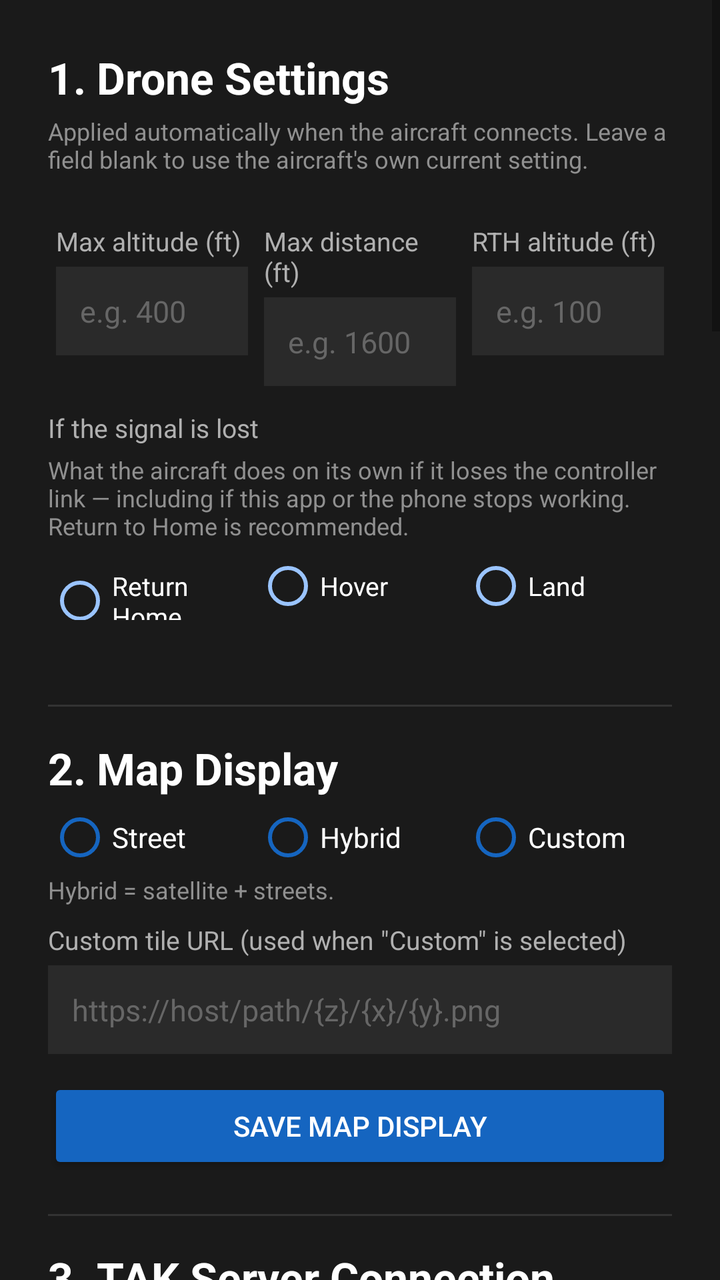
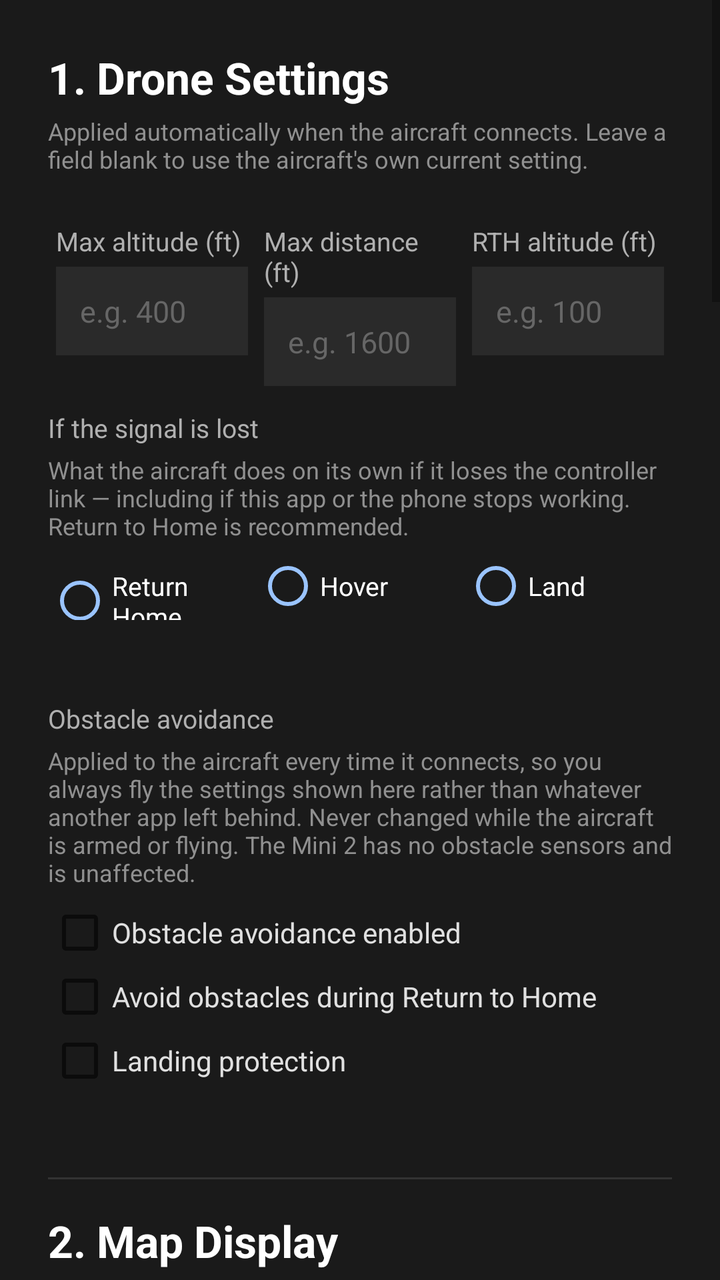

Before-and-after screenshots of an Android layout around one commit, followed by the original layout XML and the change that was made.
<!-- AndroidManifest.xml: application theme AppTheme -->
<!-- res/layout/activity_tak_connect.xml -->
<?xml version="1.0" encoding="utf-8"?>
<ScrollView xmlns:android="http://schemas.android.com/apk/res/android"
    android:layout_width="match_parent"
    android:layout_height="match_parent"
    android:background="#1A1A1A"
    android:fillViewport="true">

    <LinearLayout
        android:layout_width="match_parent"
        android:layout_height="wrap_content"
        android:orientation="vertical"
        android:padding="24dp">

        
        <TextView
            android:layout_width="wrap_content"
            android:layout_height="wrap_content"
            android:text="1. Drone Settings"
            android:textColor="#FFFFFF"
            android:textSize="22sp"
            android:textStyle="bold"
            android:paddingBottom="4dp" />

        <TextView
            android:layout_width="match_parent"
            android:layout_height="wrap_content"
            android:text="Applied automatically when the aircraft connects. Leave a field blank to use the aircraft's own current setting."
            android:textColor="#909090"
            android:textSize="12sp"
            android:paddingBottom="12dp" />

        <LinearLayout style="@style/takFormRow">
            <LinearLayout style="@style/takColumn">
                <TextView style="@style/takLabelStyle" android:text="Max altitude (ft)" />
                <EditText
                    android:id="@+id/limitMaxAltitude"
                    style="@style/takFieldStyle"
                    android:hint="e.g. 400"
                    android:inputType="number" />
            </LinearLayout>

            <LinearLayout style="@style/takColumn">
                <TextView style="@style/takLabelStyle" android:text="Max distance (ft)" />
                <EditText
                    android:id="@+id/limitMaxRadius"
                    style="@style/takFieldStyle"
                    android:hint="e.g. 1600"
                    android:inputType="number" />
            </LinearLayout>

            <LinearLayout style="@style/takColumn">
                <TextView style="@style/takLabelStyle" android:text="RTH altitude (ft)" />
                <EditText
                    android:id="@+id/limitRthAltitude"
                    style="@style/takFieldStyle"
                    android:hint="e.g. 100"
                    android:inputType="number" />
            </LinearLayout>
        </LinearLayout>

        
        <TextView style="@style/takLabelStyle" android:text="If the signal is lost" />
        <TextView
            android:layout_width="match_parent"
            android:layout_height="wrap_content"
            android:text="What the aircraft does on its own if it loses the controller link — including if this app or the phone stops working. Return to Home is recommended."
            android:textColor="#909090"
            android:textSize="12sp"
            android:paddingBottom="6dp" />

        <RadioGroup
            android:id="@+id/limitFailsafeGroup"
            android:layout_width="match_parent"
            android:layout_height="wrap_content"
            android:orientation="horizontal">

            <RadioButton
                android:id="@+id/failsafeGoHome"
                style="@style/takColumnRadio"
                android:text="Return Home" />

            <RadioButton
                android:id="@+id/failsafeHover"
                style="@style/takColumnRadio"
                android:text="Hover" />

            <RadioButton
                android:id="@+id/failsafeLand"
                style="@style/takColumnRadio"
                android:text="Land" />
        </RadioGroup>

        <TextView
            android:id="@+id/limitFailsafeStatus"
            android:layout_width="match_parent"
            android:layout_height="wrap_content"
            android:textColor="#909090"
            android:textSize="12sp"
            android:paddingTop="6dp" />

        <View
            android:layout_width="match_parent"
            android:layout_height="1dp"
            android:layout_marginTop="20dp"
            android:background="#333333" />

        
        <TextView
            android:layout_width="wrap_content"
            android:layout_height="wrap_content"
            android:text="2. Map Display"
            android:textColor="#FFFFFF"
            android:textSize="22sp"
            android:textStyle="bold"
            android:paddingTop="16dp"
            android:paddingBottom="4dp" />

        <RadioGroup
            android:id="@+id/mapStyleGroup"
            android:layout_width="match_parent"
            android:layout_height="wrap_content"
            android:orientation="horizontal">

            <RadioButton
                android:id="@+id/mapStyleStreet"
                android:layout_width="0dp"
                android:layout_height="wrap_content"
                android:layout_weight="1"
                android:text="Street"
                android:textColor="#FFFFFF"
                android:buttonTint="#1565C0" />

            <RadioButton
                android:id="@+id/mapStyleHybrid"
                android:layout_width="0dp"
                android:layout_height="wrap_content"
                android:layout_weight="1"
                android:text="Hybrid"
                android:textColor="#FFFFFF"
                android:buttonTint="#1565C0" />

            <RadioButton
                android:id="@+id/mapStyleCustom"
                android:layout_width="0dp"
                android:layout_height="wrap_content"
                android:layout_weight="1"
                android:text="Custom"
                android:textColor="#FFFFFF"
                android:buttonTint="#1565C0" />

        </RadioGroup>

        <TextView
            android:layout_width="match_parent"
            android:layout_height="wrap_content"
            android:text="Hybrid = satellite + streets."
            android:textColor="#909090"
            android:textSize="12sp"
            android:paddingTop="2dp" />

        <TextView style="@style/takLabelStyle"
            android:paddingTop="8dp"
            android:text="Custom tile URL (used when &quot;Custom&quot; is selected)" />
        <EditText
            android:id="@+id/mapCustomUrl"
            style="@style/takFieldStyle"
            android:hint="https://host/path/{z}/{x}/{y}.png"
            android:inputType="textUri" />

        <Button
            android:id="@+id/mapDisplaySaveButton"
            android:layout_width="match_parent"
            android:layout_height="wrap_content"
            android:layout_marginTop="12dp"
            android:text="Save Map Display"
            android:textColor="#FFFFFF"
            android:backgroundTint="#1565C0" />

        <View
            android:layout_width="match_parent"
            android:layout_height="1dp"
            android:layout_marginTop="20dp"
            android:background="#333333" />

        <TextView
            android:layout_width="wrap_content"
            android:layout_height="wrap_content"
            android:text="3. TAK Server Connection"
            android:textColor="#FFFFFF"
            android:textSize="22sp"
            android:textStyle="bold"
            android:paddingTop="16dp"
            android:paddingBottom="16dp" />

        <TextView style="@style/takLabelStyle" android:text="Server host" />
        <EditText
            android:id="@+id/takHost"
            style="@style/takFieldStyle"
            android:hint="tak.example.com"
            android:inputType="textUri" />

        <LinearLayout
            android:layout_width="match_parent"
            android:layout_height="wrap_content"
            android:orientation="horizontal">

            <LinearLayout
                android:layout_width="0dp"
                android:layout_height="wrap_content"
                android:layout_weight="1"
                android:layout_marginEnd="8dp"
                android:orientation="vertical">
                <TextView style="@style/takLabelStyle" android:text="Enroll port" />
                <EditText
                    android:id="@+id/takEnrollPort"
                    style="@style/takFieldStyle"
                    android:text="8446"
                    android:inputType="number" />
            </LinearLayout>

            <LinearLayout
                android:layout_width="0dp"
                android:layout_height="wrap_content"
                android:layout_weight="1"
                android:layout_marginStart="8dp"
                android:orientation="vertical">
                <TextView style="@style/takLabelStyle" android:text="CoT port" />
                <EditText
                    android:id="@+id/takCotPort"
                    style="@style/takFieldStyle"
                    android:text="8089"
                    android:inputType="number" />
            </LinearLayout>
        </LinearLayout>

        <LinearLayout style="@style/takFormRow">
            <LinearLayout style="@style/takColumn">
                <TextView style="@style/takLabelStyle" android:text="Username" />
                <EditText
                    android:id="@+id/takUsername"
                    style="@style/takFieldStyle"
                    android:inputType="text" />
            </LinearLayout>

            <LinearLayout style="@style/takColumn">
                <TextView style="@style/takLabelStyle" android:text="Password" />
                <EditText
                    android:id="@+id/takPassword"
                    style="@style/takFieldStyle"
                    android:inputType="textPassword" />
            </LinearLayout>

            <LinearLayout style="@style/takColumn">
                <TextView style="@style/takLabelStyle" android:text="Drone callsign" />
                <EditText
                    android:id="@+id/takCallsign"
                    style="@style/takFieldStyle"
                    android:hint="TAKPilot2-M30"
                    android:inputType="text" />
            </LinearLayout>
        </LinearLayout>

        <LinearLayout
            android:layout_width="match_parent"
            android:layout_height="wrap_content"
            android:orientation="horizontal"
            android:paddingTop="12dp"
            android:gravity="center_vertical">
            <CheckBox
                android:id="@+id/takCameraPoint"
                android:layout_width="wrap_content"
                android:layout_height="wrap_content"
                android:buttonTint="#2E7D32" />
            <TextView
                android:layout_width="wrap_content"
                android:layout_height="wrap_content"
                android:text="Send camera look-point (sensor point of interest)"
                android:textColor="#FFFFFF"
                android:textSize="15sp" />
        </LinearLayout>

        <Button
            android:id="@+id/takConnectButton"
            android:layout_width="match_parent"
            android:layout_height="wrap_content"
            android:layout_marginTop="20dp"
            android:text="Enroll &amp; Connect"
            android:textColor="#FFFFFF"
            android:backgroundTint="#2E7D32" />

        <Button
            android:id="@+id/takDisconnectButton"
            android:layout_width="match_parent"
            android:layout_height="wrap_content"
            android:layout_marginTop="8dp"
            android:text="Log Out (switch user)"
            android:textColor="#FFFFFF"
            android:backgroundTint="#555555" />

        <TextView
            android:id="@+id/takStatus"
            android:layout_width="match_parent"
            android:layout_height="wrap_content"
            android:layout_marginTop="16dp"
            android:textColor="#B0B0B0"
            android:textSize="14sp"
            android:text="" />

        <View
            android:layout_width="match_parent"
            android:layout_height="1dp"
            android:layout_marginTop="20dp"
            android:background="#333333" />

        
        <TextView
            android:layout_width="wrap_content"
            android:layout_height="wrap_content"
            android:layout_marginTop="16dp"
            android:text="My Channels"
            android:textColor="#FFFFFF"
            android:textStyle="bold"
            android:textSize="16sp" />

        <TextView
            android:layout_width="match_parent"
            android:layout_height="wrap_content"
            android:text="Channels your TAK login belongs to. Selected ones receive this drone's PLI and markers (none selected = server default)."
            android:textColor="#909090"
            android:textSize="12sp" />

        <Button
            android:id="@+id/takPullChannels"
            android:layout_width="match_parent"
            android:layout_height="wrap_content"
            android:layout_marginTop="8dp"
            android:text="Pull Channels"
            android:textColor="#FFFFFF"
            android:backgroundTint="#1565C0" />

        <TextView
            android:id="@+id/takChannelsStatus"
            android:layout_width="match_parent"
            android:layout_height="wrap_content"
            android:layout_marginTop="6dp"
            android:textColor="#B0B0B0"
            android:textSize="13sp"
            android:text="" />

        <LinearLayout
            android:id="@+id/takChannelsList"
            android:layout_width="match_parent"
            android:layout_height="wrap_content"
            android:orientation="vertical"
            android:layout_marginTop="4dp" />

        <View
            android:layout_width="match_parent"
            android:layout_height="1dp"
            android:layout_marginTop="20dp"
            android:background="#333333" />

        <TextView
            android:layout_width="wrap_content"
            android:layout_height="wrap_content"
            android:text="4. Video Streaming"
            android:textColor="#FFFFFF"
            android:textSize="18sp"
            android:textStyle="bold"
            android:paddingTop="16dp"
            android:paddingBottom="4dp" />

        <LinearLayout style="@style/takFormRow">
            <LinearLayout style="@style/takColumn">
                <TextView style="@style/takLabelStyle" android:text="Server host" />
                <EditText
                    android:id="@+id/videoHost"
                    style="@style/takFieldStyle"
                    android:hint="stream.example.com"
                    android:inputType="textUri" />
            </LinearLayout>

            <LinearLayout style="@style/takColumn">
                <TextView style="@style/takLabelStyle" android:text="Port" />
                <EditText
                    android:id="@+id/videoPort"
                    style="@style/takFieldStyle"
                    android:text="8554"
                    android:inputType="number" />
            </LinearLayout>

            <LinearLayout style="@style/takColumn">
                <TextView style="@style/takLabelStyle" android:text="Broadcast ID" />
                <EditText
                    android:id="@+id/videoStreamId"
                    style="@style/takFieldStyle"
                    android:hint="UAS-CALLSIGN"
                    android:inputType="text" />
            </LinearLayout>
        </LinearLayout>

        <LinearLayout style="@style/takFormRow">
            <LinearLayout style="@style/takColumn">
                <TextView style="@style/takLabelStyle" android:text="Username" />
                <EditText
                    android:id="@+id/videoUser"
                    style="@style/takFieldStyle"
                    android:inputType="text" />
            </LinearLayout>

            <LinearLayout style="@style/takColumn">
                <TextView style="@style/takLabelStyle" android:text="Password" />
                <EditText
                    android:id="@+id/videoPassword"
                    style="@style/takFieldStyle"
                    android:inputType="textPassword" />
            </LinearLayout>
        </LinearLayout>

        <TextView style="@style/takLabelStyle"
            android:text="Video quality (on-device transcode)"
            android:paddingTop="12dp" />
        <TextView
            android:layout_width="match_parent"
            android:layout_height="wrap_content"
            android:text="Transcoded on device with a 2s keyframe so remote viewers (ATAK) can join and recover cleanly. Aspect ratio is preserved. Published to a -Low path (e.g. Feed-A → Feed-A-Low) so the media server passes it through without re-transcoding. Standard is the default; Low suits marginal links."
            android:textColor="#909090"
            android:textSize="12sp"
            android:paddingBottom="6dp" />

        
        <RadioGroup
            android:id="@+id/videoProfileGroup"
            android:layout_width="match_parent"
            android:layout_height="wrap_content"
            android:orientation="horizontal">

            <RadioButton
                android:id="@+id/videoProfileLow"
                style="@style/takColumnRadio"
                android:buttonTint="#1565C0"
                android:textSize="12sp"
                android:text="Low\n360p · 10fps\n275 kbps" />

            <RadioButton
                android:id="@+id/videoProfileStandard"
                style="@style/takColumnRadio"
                android:buttonTint="#1565C0"
                android:textSize="12sp"
                android:text="Standard\n480p · 15fps\n550 kbps" />

            <RadioButton
                android:id="@+id/videoProfileHigh"
                style="@style/takColumnRadio"
                android:buttonTint="#1565C0"
                android:textSize="12sp"
                android:text="High\n720p · 15fps\n1000 kbps" />

        </RadioGroup>

        <LinearLayout
            android:layout_width="match_parent"
            android:layout_height="wrap_content"
            android:orientation="horizontal"
            android:paddingTop="12dp"
            android:gravity="center_vertical">
            <CheckBox
                android:id="@+id/videoTcp"
                android:layout_width="wrap_content"
                android:layout_height="wrap_content"
                android:checked="true"
                android:buttonTint="#1565C0" />
            <TextView
                android:layout_width="wrap_content"
                android:layout_height="wrap_content"
                android:text="Use TCP transport (append ?tcp)"
                android:textColor="#FFFFFF"
                android:textSize="15sp" />
        </LinearLayout>

        <TextView style="@style/takLabelStyle"
            android:text="Full stream URL (push + advertised to ATAK)"
            android:paddingTop="8dp" />
        <TextView
            android:id="@+id/videoFullUrl"
            android:layout_width="match_parent"
            android:layout_height="wrap_content"
            android:background="#202020"
            android:padding="12dp"
            android:textColor="#4CAF50"
            android:textSize="14sp"
            android:textIsSelectable="true"
            android:fontFamily="monospace"
            android:text="rtsp://…" />

        <TextView
            android:layout_width="match_parent"
            android:layout_height="wrap_content"
            android:layout_marginTop="8dp"
            android:text="Starting/stopping the stream is done from the LIVE pill on the flight screen."
            android:textColor="#7A7A7A"
            android:textSize="12sp" />

        <View
            android:layout_width="match_parent"
            android:layout_height="1dp"
            android:layout_marginTop="20dp"
            android:background="#333333" />

        
        <TextView
            android:layout_width="wrap_content"
            android:layout_height="wrap_content"
            android:text="5. Elevation Data (DTED)"
            android:textColor="#FFFFFF"
            android:textSize="18sp"
            android:textStyle="bold"
            android:paddingTop="16dp"
            android:paddingBottom="4dp" />

        <TextView
            android:layout_width="match_parent"
            android:layout_height="wrap_content"
            android:text="Terrain regions for Sensor-Point-of-Interest ground accuracy — import a .zip per flight area (e.g. Anchorage.zip). Tiles are shared across regions; a repeat import overwrites in place."
            android:textColor="#909090"
            android:textSize="12sp"
            android:paddingBottom="8dp" />

        <LinearLayout
            android:layout_width="match_parent"
            android:layout_height="wrap_content"
            android:orientation="horizontal">
            <Button
                android:id="@+id/dtedUploadButton"
                android:layout_width="0dp"
                android:layout_height="wrap_content"
                android:layout_weight="1"
                android:layout_marginEnd="8dp"
                android:text="+ Import Region"
                android:textColor="#FFFFFF"
                android:backgroundTint="#1565C0" />
            <Button
                android:id="@+id/dtedCleanButton"
                android:layout_width="0dp"
                android:layout_height="wrap_content"
                android:layout_weight="1"
                android:text="Clean Unused Tiles"
                android:textSize="12sp"
                android:textColor="#FFFFFF"
                android:backgroundTint="#37474F" />
        </LinearLayout>

        <LinearLayout
            android:id="@+id/dtedFileList"
            android:layout_width="match_parent"
            android:layout_height="wrap_content"
            android:orientation="vertical"
            android:layout_marginTop="8dp" />

        <TextView
            android:id="@+id/dtedStatus"
            android:layout_width="match_parent"
            android:layout_height="wrap_content"
            android:layout_marginTop="8dp"
            android:textColor="#B0B0B0"
            android:textSize="13sp"
            android:text="" />

        <View
            android:layout_width="match_parent"
            android:layout_height="1dp"
            android:layout_marginTop="20dp"
            android:background="#333333" />

        
        <TextView
            android:layout_width="wrap_content"
            android:layout_height="wrap_content"
            android:text="6. FAA Airspace Ceilings (UASFM)"
            android:textColor="#FFFFFF"
            android:textSize="18sp"
            android:textStyle="bold"
            android:paddingTop="16dp"
            android:paddingBottom="4dp" />

        <TextView
            android:layout_width="match_parent"
            android:layout_height="wrap_content"
            android:text="FAA UAS Facility Map altitude ceilings, shown on the flight HUD. Download over wifi before you head out — it is read offline in flight. Advisory only: this shows altitudes the FAA is likely to authorise, it is NOT an authorisation, and it does not change the aircraft's altitude limit."
            android:textColor="#909090"
            android:textSize="12sp"
            android:paddingBottom="10dp" />

        <LinearLayout style="@style/takFormRow">
            <LinearLayout style="@style/takColumn">
                <TextView style="@style/takLabelStyle" android:text="Centre latitude" />
                <EditText
                    android:id="@+id/uasfmLat"
                    style="@style/takFieldStyle"
                    android:hint="61.2170"
                    android:inputType="numberDecimal|numberSigned" />
            </LinearLayout>

            <LinearLayout style="@style/takColumn">
                <TextView style="@style/takLabelStyle" android:text="Centre longitude" />
                <EditText
                    android:id="@+id/uasfmLon"
                    style="@style/takFieldStyle"
                    android:hint="-149.8925"
                    android:inputType="numberDecimal|numberSigned" />
            </LinearLayout>

            <LinearLayout style="@style/takColumn">
                <TextView style="@style/takLabelStyle" android:text="Radius (mi)" />
                <EditText
                    android:id="@+id/uasfmRadius"
                    style="@style/takFieldStyle"
                    android:hint="50"
                    android:inputType="number" />
            </LinearLayout>
        </LinearLayout>

        <LinearLayout
            android:layout_width="match_parent"
            android:layout_height="wrap_content"
            android:orientation="horizontal"
            android:layout_marginTop="10dp">
            <Button
                android:id="@+id/uasfmUseLocationButton"
                android:layout_width="0dp"
                android:layout_height="wrap_content"
                android:layout_weight="1"
                android:layout_marginEnd="8dp"
                android:text="Use My Location"
                android:textSize="12sp"
                android:textColor="#FFFFFF"
                android:backgroundTint="#37474F" />
            <Button
                android:id="@+id/uasfmCheckButton"
                android:layout_width="0dp"
                android:layout_height="wrap_content"
                android:layout_weight="1"
                android:text="Check Size"
                android:textSize="12sp"
                android:textColor="#FFFFFF"
                android:backgroundTint="#37474F" />
        </LinearLayout>

        <LinearLayout
            android:layout_width="match_parent"
            android:layout_height="wrap_content"
            android:orientation="horizontal"
            android:layout_marginTop="8dp">
            <Button
                android:id="@+id/uasfmDownloadButton"
                android:layout_width="0dp"
                android:layout_height="wrap_content"
                android:layout_weight="1"
                android:layout_marginEnd="8dp"
                android:text="Download"
                android:textColor="#FFFFFF"
                android:backgroundTint="#1565C0" />
            <Button
                android:id="@+id/uasfmClearButton"
                android:layout_width="0dp"
                android:layout_height="wrap_content"
                android:layout_weight="1"
                android:text="Clear Data"
                android:textSize="12sp"
                android:textColor="#FFFFFF"
                android:backgroundTint="#B71C1C" />
        </LinearLayout>

        <TextView
            android:id="@+id/uasfmStatus"
            android:layout_width="match_parent"
            android:layout_height="wrap_content"
            android:layout_marginTop="8dp"
            android:layout_marginBottom="24dp"
            android:textColor="#B0B0B0"
            android:textSize="13sp"
            android:text="" />

    </LinearLayout>
</ScrollView>
<!-- resources referenced by this layout -->
<resources>
  <style name="takColumn">
          <item name="android:layout_width">0dp</item>
          <item name="android:layout_height">wrap_content</item>
          <item name="android:layout_weight">1</item>
          <item name="android:orientation">vertical</item>
          <item name="android:layout_marginStart">4dp</item>
          <item name="android:layout_marginEnd">4dp</item>
      </style>
  <style name="takColumnRadio">
          <item name="android:layout_width">0dp</item>
          <item name="android:layout_height">wrap_content</item>
          <item name="android:layout_weight">1</item>
          <item name="android:textColor">#FFFFFF</item>
          <item name="android:buttonTint">#9AC4FF</item>
          <item name="android:textSize">13sp</item>
      </style>
  <style name="takFieldStyle">
          <item name="android:layout_width">match_parent</item>
          <item name="android:layout_height">wrap_content</item>
          <item name="android:textColor">#FFFFFF</item>
          <item name="android:textColorHint">#666666</item>
          <item name="android:background">#2A2A2A</item>
          <item name="android:padding">12dp</item>
          <item name="android:textSize">15sp</item>
      </style>
  <style name="takFormRow">
          <item name="android:layout_width">match_parent</item>
          <item name="android:layout_height">wrap_content</item>
          <item name="android:orientation">horizontal</item>
      </style>
  <style name="takLabelStyle">
          <item name="android:layout_width">wrap_content</item>
          <item name="android:layout_height">wrap_content</item>
          <item name="android:textColor">#B0B0B0</item>
          <item name="android:textSize">13sp</item>
          <item name="android:paddingTop">12dp</item>
          <item name="android:paddingBottom">4dp</item>
      </style>
  <style name="AppTheme" parent="Theme.AppCompat.Light.DarkActionBar">
          
          <item name="colorPrimary">@color/colorPrimary</item>
          <item name="colorPrimaryDark">@color/colorPrimaryDark</item>
          <item name="colorAccent">@color/colorAccent</item>
          <item name="android:navigationBarColor">@color/colorPrimary</item>
          <item name="actionMenuTextAppearance">@style/menu_item_appearance</item>
      </style>
  <color name="colorPrimary">#314268</color>
  <color name="colorPrimaryDark">#314268</color>
  <color name="colorAccent">#314268</color>
  <style name="menu_item_appearance" parent="@android:style/TextAppearance.Holo.Widget.ActionBar.Menu">
          <item name="android:textSize">25sp</item>
      </style>
</resources>

<!-- the commit's change to res/layout/activity_tak_connect.xml (unified diff, before → after) -->
@@ -92,6 +92,49 @@
 
         <TextView
             android:id="@+id/limitFailsafeStatus"
+            android:layout_width="match_parent"
+            android:layout_height="wrap_content"
+            android:textColor="#909090"
+            android:textSize="12sp"
+            android:paddingTop="6dp" />
+
+        
+        <TextView
+            style="@style/takLabelStyle"
+            android:text="Obstacle avoidance"
+            android:paddingTop="18dp" />
+
+        <TextView
+            android:layout_width="match_parent"
+            android:layout_height="wrap_content"
+            android:text="Applied to the aircraft every time it connects, so you always fly the settings shown here rather than whatever another app left behind. Never changed while the aircraft is armed or flying. The Mini 2 has no obstacle sensors and is unaffected."
+            android:textColor="#909090"
+            android:textSize="12sp"
+            android:paddingBottom="6dp" />
+
+        <CheckBox
+            android:id="@+id/avoidSystem"
+            android:layout_width="match_parent"
+            android:layout_height="wrap_content"
+            android:text="Obstacle avoidance enabled"
+            android:textColor="#E0E0E0" />
+
+        <CheckBox
+            android:id="@+id/avoidRth"
+            android:layout_width="match_parent"
+            android:layout_height="wrap_content"
+            android:text="Avoid obstacles during Return to Home"
+            android:textColor="#E0E0E0" />
+
+        <CheckBox
+            android:id="@+id/avoidLanding"
+            android:layout_width="match_parent"
+            android:layout_height="wrap_content"
+            android:text="Landing protection"
+            android:textColor="#E0E0E0" />
+
+        <TextView
+            android:id="@+id/avoidStatus"
             android:layout_width="match_parent"
             android:layout_height="wrap_content"
             android:textColor="#909090"
